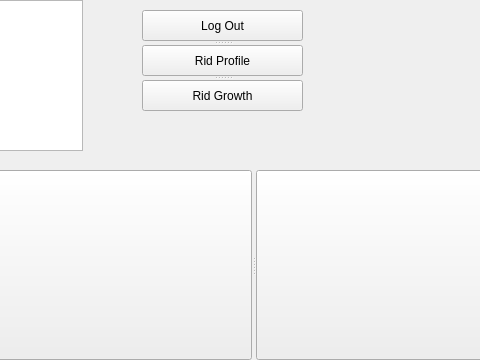
This is Encroachment/menu.ui in XJulianSalazarX/Proyecto_Final as Qt 5 draws it before an edit; both pictures show x 518 to 998 and y 0 to 360 of the 1280 by 740 pixel window. The edited form follows.
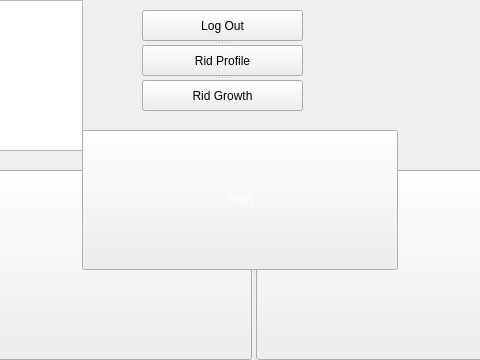
This is the edited form. Icons and pictures are not drawn.

Diff of the .ui file:
```diff
--- a/Encroachment/menu.ui
+++ b/Encroachment/menu.ui
@@ -212,6 +212,24 @@
     </property>
    </widget>
   </widget>
+  <widget class="QPushButton" name="start">
+   <property name="geometry">
+    <rect>
+     <x>600</x>
+     <y>130</y>
+     <width>316</width>
+     <height>140</height>
+    </rect>
+   </property>
+   <property name="styleSheet">
+    <string notr="true">border-image: url(:/images/continue.png);
+color: rgb(255, 255, 255);
+font: 20pt &quot;MV Boli&quot;;</string>
+   </property>
+   <property name="text">
+    <string>Start</string>
+   </property>
+  </widget>
  </widget>
  <resources/>
  <connections/>
```
